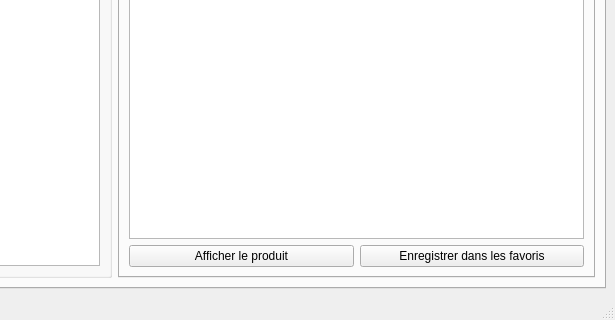
Old version of the form views/main_window.ui in the repository RoroTiti/OC_P5; both pictures show x 385 to 1000 and y 280 to 600 of the 1000 by 600 pixel window.
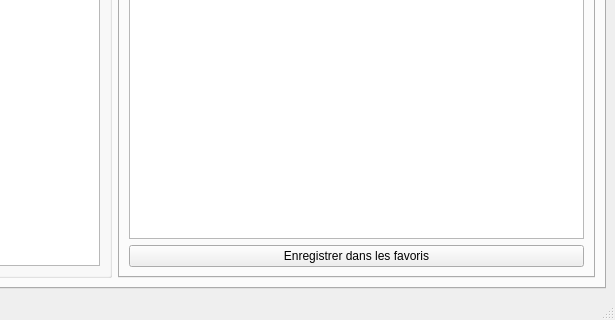
New version of the form. The open tabs and pages were chosen to show the change.

Commit message: Double clicking on a substitute to show it

Patch:
```diff
--- a/views/main_window.ui
+++ b/views/main_window.ui
@@ -43,7 +43,7 @@
         <item row="0" column="1">
          <widget class="QTabWidget" name="tabWidget_2">
           <property name="currentIndex">
-           <number>1</number>
+           <number>0</number>
           </property>
           <widget class="QWidget" name="tab_3">
            <attribute name="title">
@@ -197,27 +197,20 @@
             <string>Substituts</string>
            </attribute>
            <layout class="QGridLayout" name="gridLayout_3">
-            <item row="0" column="0" colspan="2">
+            <item row="0" column="0">
              <widget class="QTableView" name="table_substitutes">
               <attribute name="verticalHeaderVisible">
                <bool>false</bool>
               </attribute>
              </widget>
             </item>
-            <item row="1" column="1">
+            <item row="1" column="0">
              <widget class="QPushButton" name="btn_save_substitute">
               <property name="text">
                <string>Enregistrer dans les favoris</string>
               </property>
              </widget>
             </item>
-            <item row="1" column="0">
-             <widget class="QPushButton" name="btn_show_product">
-              <property name="text">
-               <string>Afficher le produit</string>
-              </property>
-             </widget>
-            </item>
            </layout>
           </widget>
          </widget>
```
The commit also changes 2 other files.
